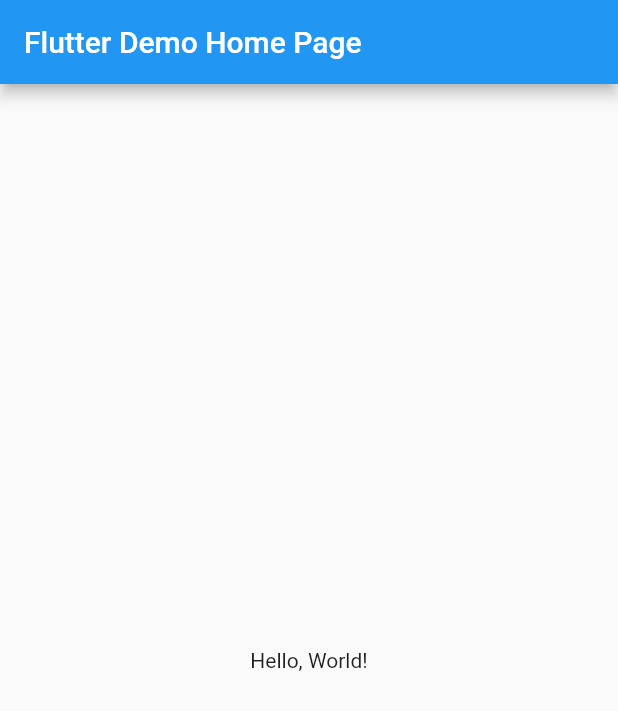
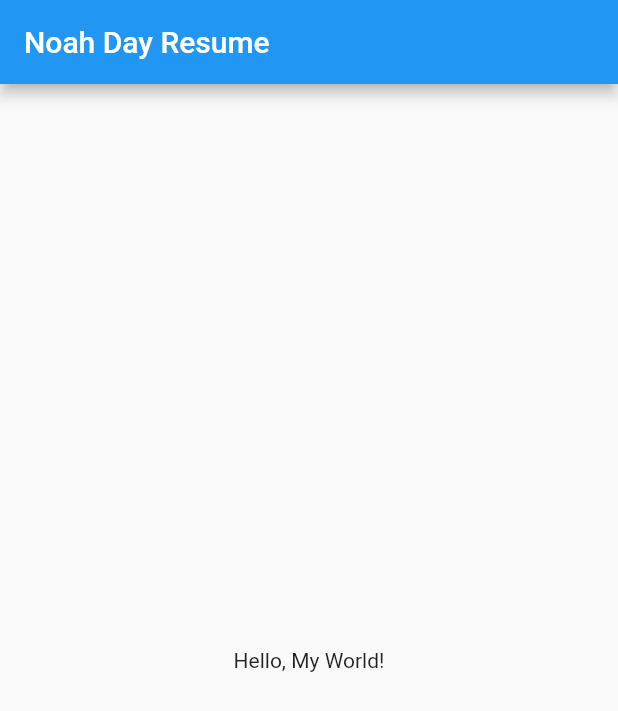
Before and after one commit to Bookfan97/Flutter_Web_App, a Flutter app: the screen it shows after launch, on a phone screen of 412 x 824 dp. Shown: the top 711 px of the screen. Run offline on Flutter 3.47's test engine with Material 2 defaults, Android fonts, the phone set to English and light mode, and no system bars; missing offline and left inert: flutter_web.

Commit message:
Update main.dart

```diff
--- a/Resume_Website/lib/main.dart
+++ b/Resume_Website/lib/main.dart
@@ -4,14 +4,14 @@ void main() => runApp(MyApp());
 
 class MyApp extends StatelessWidget {
   // This widget is the root of your application.
-  @override
+//  @overrideweb
   Widget build(BuildContext context) {
     return MaterialApp(
       title: 'Flutter Demo',
       theme: ThemeData(
         primarySwatch: Colors.blue,
       ),
-      home: MyHomePage(title: 'Flutter Demo Home Page'),
+      home: MyHomePage(title: 'Noah Day Resume'),
     );
   }
 }
@@ -26,6 +26,7 @@ class MyHomePage extends StatelessWidget {
     // The Flutter framework has been optimized to make rerunning build methods
     // fast, so that you can just rebuild anything that needs updating rather
     // than having to individually change instances of widgets.
+
     return Scaffold(
       appBar: AppBar(
         title: Text(title),
@@ -51,7 +52,7 @@ class MyHomePage extends StatelessWidget {
           mainAxisAlignment: MainAxisAlignment.center,
           children: <Widget>[
             Text(
-              'Hello, World!',
+              'Hello, My World!',
             ),
           ],
         ),
```
